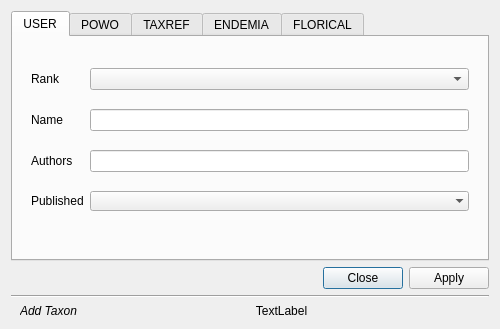
Above: ui/pn_addtaxa.ui from PhilippeBko/taxa_occ before the change. Below: the same form after it.
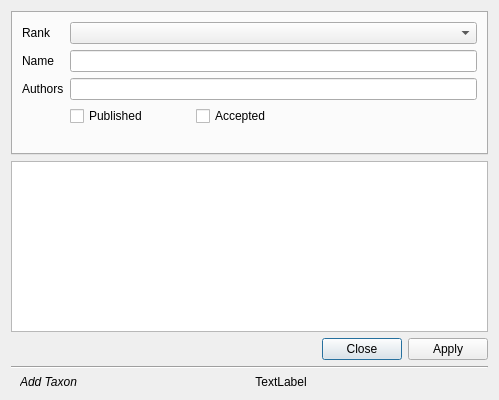
That is the form after the change.

Diff of the .ui file:
```diff
--- a/ui/pn_addtaxa.ui
+++ b/ui/pn_addtaxa.ui
@@ -9,8 +9,8 @@
    <rect>
     <x>0</x>
     <y>0</y>
-    <width>500</width>
-    <height>329</height>
+    <width>499</width>
+    <height>400</height>
    </rect>
   </property>
   <property name="sizePolicy">
@@ -23,7 +23,33 @@
    <string>Add reference</string>
   </property>
   <layout class="QGridLayout" name="gridLayout">
-   <item row="5" column="0">
+   <item row="4" column="0">
+    <widget class="QDialogButtonBox" name="buttonBox">
+     <property name="orientation">
+      <enum>Qt::Horizontal</enum>
+     </property>
+     <property name="standardButtons">
+      <set>QDialogButtonBox::Apply|QDialogButtonBox::Close</set>
+     </property>
+    </widget>
+   </item>
+   <item row="3" column="0">
+    <widget class="QTreeView" name="trView_childs">
+     <property name="editTriggers">
+      <set>QAbstractItemView::NoEditTriggers</set>
+     </property>
+     <property name="selectionBehavior">
+      <enum>QAbstractItemView::SelectRows</enum>
+     </property>
+     <property name="sortingEnabled">
+      <bool>true</bool>
+     </property>
+     <attribute name="headerVisible">
+      <bool>false</bool>
+     </attribute>
+    </widget>
+   </item>
+   <item row="7" column="0">
     <layout class="QFormLayout" name="formLayout">
      <property name="leftMargin">
       <number>9</number>
@@ -79,14 +105,14 @@
      </item>
     </layout>
    </item>
-   <item row="3" column="0">
-    <widget class="QDialogButtonBox" name="buttonBox">
+   <item row="6" column="0">
+    <widget class="Line" name="line">
+     <property name="frameShadow">
+      <enum>QFrame::Sunken</enum>
+     </property>
      <property name="orientation">
       <enum>Qt::Horizontal</enum>
      </property>
-     <property name="standardButtons">
-      <set>QDialogButtonBox::Apply|QDialogButtonBox::Close</set>
-     </property>
     </widget>
    </item>
    <item row="2" column="0">
@@ -126,137 +152,110 @@
        <string>USER</string>
       </attribute>
       <layout class="QGridLayout" name="gridLayout_6">
-       <item row="0" column="0" alignment="Qt::AlignTop">
-        <widget class="QWidget" name="Layout_edit" native="true">
-         <property name="sizePolicy">
-          <sizepolicy hsizetype="Preferred" vsizetype="Fixed">
-           <horstretch>0</horstretch>
-           <verstretch>0</verstretch>
-          </sizepolicy>
+       <item row="0" column="0">
+        <layout class="QFormLayout" name="formLayout_3">
+         <item row="0" column="0">
+          <widget class="QLabel" name="rankLabel_2">
+           <property name="text">
+            <string>Rank</string>
+           </property>
+          </widget>
+         </item>
+         <item row="0" column="1">
+          <widget class="QComboBox" name="rankComboBox"/>
+         </item>
+         <item row="1" column="0">
+          <widget class="QLabel" name="basenameLabel">
+           <property name="text">
+            <string>Name</string>
+           </property>
+          </widget>
+         </item>
+         <item row="1" column="1">
+          <widget class="QLineEdit" name="basenameLineEdit"/>
+         </item>
+         <item row="2" column="0">
+          <widget class="QLabel" name="authorsLabel">
+           <property name="text">
+            <string>Authors</string>
+           </property>
+          </widget>
+         </item>
+         <item row="2" column="1">
+          <widget class="QLineEdit" name="authorsLineEdit"/>
+         </item>
+         <item row="3" column="1">
+          <layout class="QHBoxLayout" name="horizontalLayout">
+           <item>
+            <widget class="QCheckBox" name="checkBox_published">
+             <property name="sizePolicy">
+              <sizepolicy hsizetype="Fixed" vsizetype="Fixed">
+               <horstretch>0</horstretch>
+               <verstretch>0</verstretch>
+              </sizepolicy>
+             </property>
+             <property name="minimumSize">
+              <size>
+               <width>120</width>
+               <height>0</height>
+              </size>
+             </property>
+             <property name="text">
+              <string>Published</string>
+             </property>
+            </widget>
+           </item>
+           <item>
+            <widget class="QCheckBox" name="checkBox_accepted">
+             <property name="sizePolicy">
+              <sizepolicy hsizetype="Fixed" vsizetype="Fixed">
+               <horstretch>0</horstretch>
+               <verstretch>0</verstretch>
+              </sizepolicy>
+             </property>
+             <property name="minimumSize">
+              <size>
+               <width>120</width>
+               <height>0</height>
+              </size>
+             </property>
+             <property name="text">
+              <string>Accepted</string>
+             </property>
+            </widget>
+           </item>
+           <item>
+            <spacer name="horizontalSpacer">
+             <property name="orientation">
+              <enum>Qt::Horizontal</enum>
+             </property>
+             <property name="sizeHint" stdset="0">
+              <size>
+               <width>40</width>
+               <height>20</height>
+              </size>
+             </property>
+            </spacer>
+           </item>
+          </layout>
+         </item>
+        </layout>
+       </item>
+       <item row="2" column="0">
+        <spacer name="verticalSpacer">
+         <property name="orientation">
+          <enum>Qt::Vertical</enum>
          </property>
-         <property name="minimumSize">
+         <property name="sizeHint" stdset="0">
           <size>
-           <width>0</width>
-           <height>189</height>
+           <width>20</width>
+           <height>40</height>
           </size>
          </property>
-         <property name="maximumSize">
-          <size>
-           <width>16777215</width>
-           <height>189</height>
-          </size>
-         </property>
-         <layout class="QGridLayout" name="gridLayout_3">
-          <item row="0" column="1">
-           <widget class="QComboBox" name="rankComboBox"/>
-          </item>
-          <item row="3" column="0">
-           <widget class="QLabel" name="publishedLabel">
-            <property name="text">
-             <string>Published</string>
-            </property>
-           </widget>
-          </item>
-          <item row="1" column="0">
-           <widget class="QLabel" name="basenameLabel">
-            <property name="text">
-             <string>Name</string>
-            </property>
-           </widget>
-          </item>
-          <item row="2" column="0">
-           <widget class="QLabel" name="authorsLabel">
-            <property name="text">
-             <string>Authors</string>
-            </property>
-           </widget>
-          </item>
-          <item row="0" column="0">
-           <widget class="QLabel" name="rankLabel">
-            <property name="text">
-             <string>Rank</string>
-            </property>
-           </widget>
-          </item>
-          <item row="3" column="1">
-           <widget class="QComboBox" name="publishedComboBox">
-            <property name="sizePolicy">
-             <sizepolicy hsizetype="Preferred" vsizetype="Fixed">
-              <horstretch>0</horstretch>
-              <verstretch>0</verstretch>
-             </sizepolicy>
-            </property>
-            <property name="styleSheet">
-             <string notr="true"/>
-            </property>
-            <property name="frame">
-             <bool>false</bool>
-            </property>
-           </widget>
-          </item>
-          <item row="2" column="1">
-           <widget class="QLineEdit" name="authorsLineEdit"/>
-          </item>
-          <item row="1" column="1">
-           <widget class="QLineEdit" name="basenameLineEdit"/>
-          </item>
-         </layout>
-        </widget>
+        </spacer>
        </item>
       </layout>
      </widget>
-     <widget class="QWidget" name="tab_2">
-      <attribute name="title">
-       <string>POWO</string>
-      </attribute>
-     </widget>
-     <widget class="QWidget" name="tab_3">
-      <attribute name="title">
-       <string>TAXREF</string>
-      </attribute>
-     </widget>
-     <widget class="QWidget" name="tab_5">
-      <attribute name="title">
-       <string>ENDEMIA</string>
-      </attribute>
-      <widget class="QTreeView" name="trView_childs">
-       <property name="geometry">
-        <rect>
-         <x>20</x>
-         <y>0</y>
-         <width>256</width>
-         <height>192</height>
-        </rect>
-       </property>
-       <property name="editTriggers">
-        <set>QAbstractItemView::NoEditTriggers</set>
-       </property>
-       <property name="selectionBehavior">
-        <enum>QAbstractItemView::SelectRows</enum>
-       </property>
-       <property name="sortingEnabled">
-        <bool>true</bool>
-       </property>
-       <attribute name="headerVisible">
-        <bool>false</bool>
-       </attribute>
-      </widget>
-     </widget>
-     <widget class="QWidget" name="tab_4">
-      <attribute name="title">
-       <string>FLORICAL</string>
-      </attribute>
-     </widget>
-    </widget>
-   </item>
-   <item row="4" column="0">
-    <widget class="Line" name="line">
-     <property name="frameShadow">
-      <enum>QFrame::Sunken</enum>
-     </property>
-     <property name="orientation">
-      <enum>Qt::Horizontal</enum>
-     </property>
     </widget>
    </item>
   </layout>
```
Left out of the diff: 29 changed lines with no effect on the pictures.
